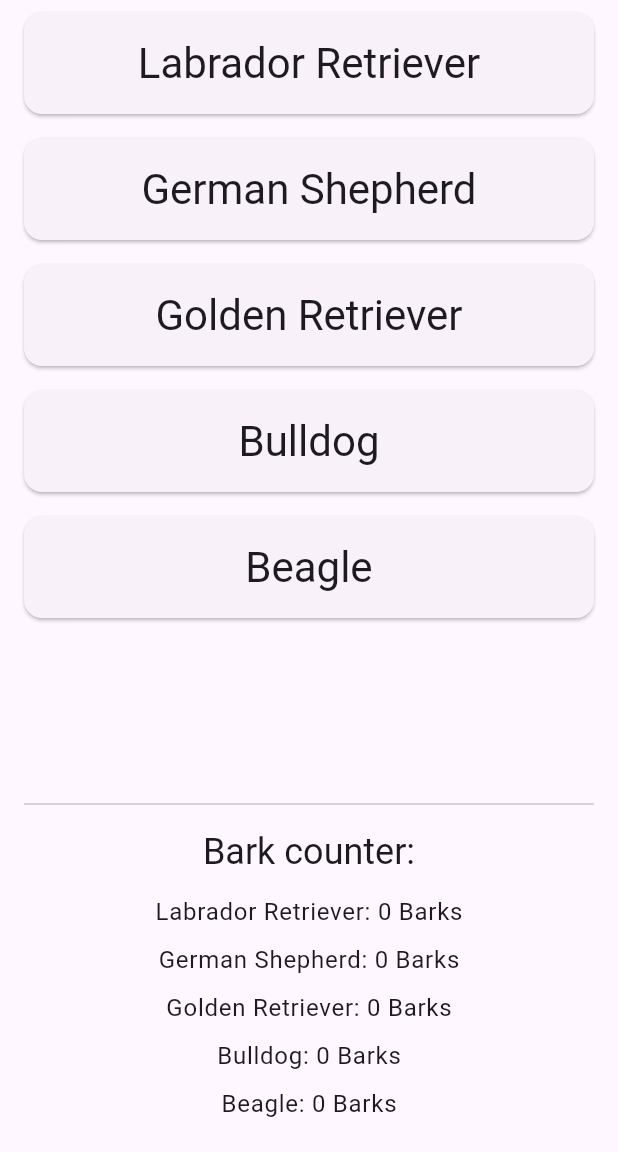
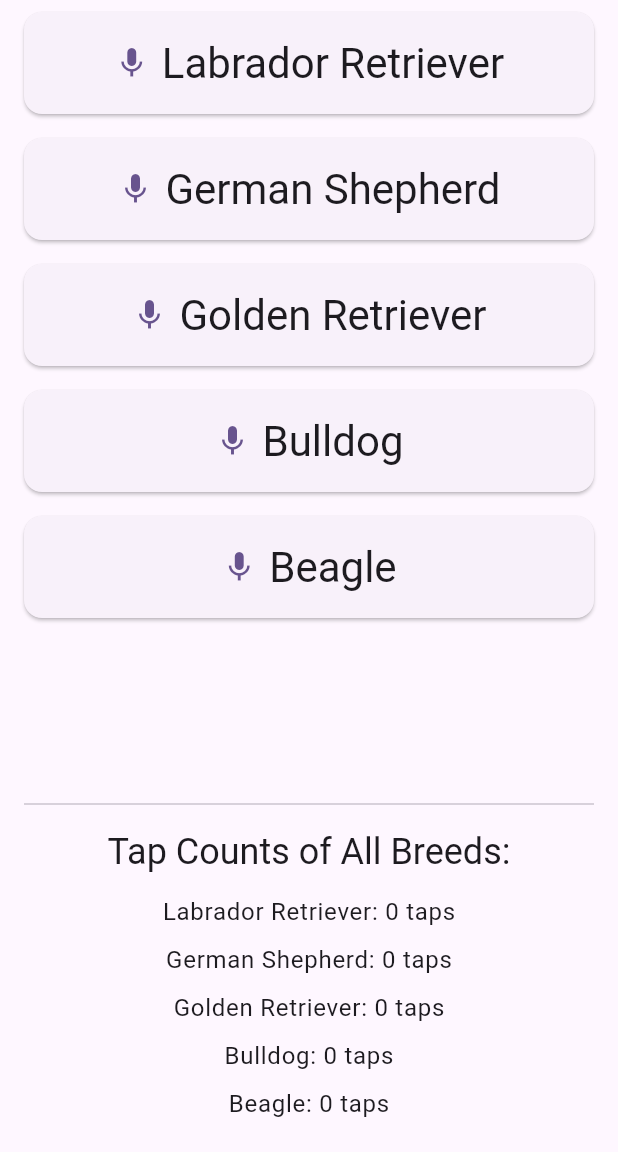
Before and after one commit to AidanEiler/csc4330app4, a Flutter app: the screen it shows after launch, on a phone screen of 412 x 824 dp, the part 84-1236 px from its top. Run offline on Flutter 3.47's test engine with Material 3 defaults, Android fonts, the phone set to English and light mode, and no system bars.

Commit message:
included icons next to the buttons

```diff
--- a/lib/main.dart
+++ b/lib/main.dart
@@ -76,9 +76,16 @@
                         borderRadius: BorderRadius.circular(12),
                       ),
                     ),
-                    child: Text(
-                      breed,
-                      style: Theme.of(context).textTheme.headlineMedium,
+                    child: Row(
+                      mainAxisAlignment: MainAxisAlignment.center,
+                      children: [
+                        const Icon(Icons.mic, size: 24), // Microphone icon
+                        const SizedBox(width: 8), // Space between icon and text
+                        Text(
+                          breed,
+                          style: Theme.of(context).textTheme.headlineMedium,
+                        ),
+                      ],
                     ),
                   ),
                 );
@@ -93,7 +100,7 @@
                 const Divider(),  // Optional divider to separate counters
                 const SizedBox(height: 8),
                 Text(
-                  'Bark counter:',
+                  'Tap Counts of All Breeds:',
                   style: Theme.of(context).textTheme.headlineSmall,
                 ),
                 const SizedBox(height: 8),
@@ -102,7 +109,7 @@
                     return Padding(
                       padding: const EdgeInsets.symmetric(vertical: 4),
                       child: Text(
-                        '$breed: ${breedTapCount[breed]} Barks',
+                        '$breed: ${breedTapCount[breed]} taps',
                         style: Theme.of(context).textTheme.bodyLarge,
                       ),
                     );
```
